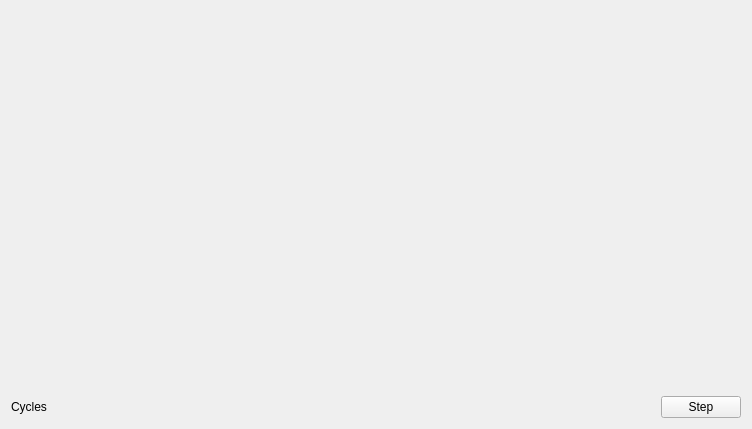
The window that WindQt/mainwindow.ui (Treeki/WindEmu) describes before a commit, drawn with Qt 5.
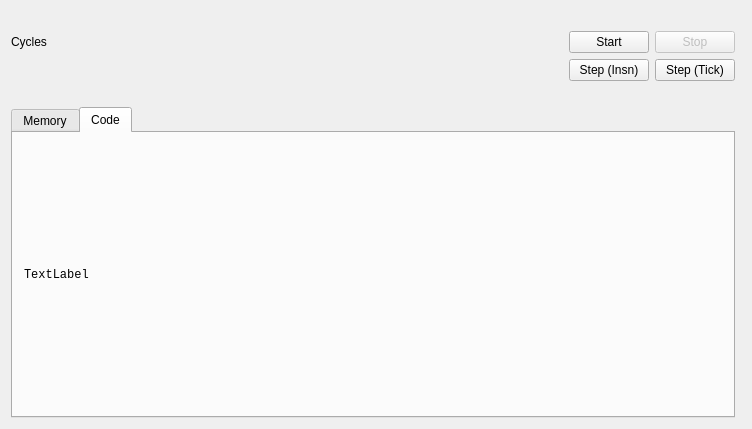
The same window after the commit.

Commit message: add a very basic debugger UI

The edit to the form file:
```diff
--- a/WindQt/mainwindow.ui
+++ b/WindQt/mainwindow.ui
@@ -15,6 +15,75 @@
   </property>
   <widget class="QWidget" name="centralWidget">
    <layout class="QGridLayout" name="gridLayout">
+    <item row="1" column="4">
+     <widget class="QPushButton" name="stopButton">
+      <property name="enabled">
+       <bool>false</bool>
+      </property>
+      <property name="text">
+       <string>Stop</string>
+      </property>
+     </widget>
+    </item>
+    <item row="2" column="3">
+     <widget class="QPushButton" name="stepInsnButton">
+      <property name="text">
+       <string>Step (Insn)</string>
+      </property>
+     </widget>
+    </item>
+    <item row="4" column="0" colspan="5">
+     <widget class="QTabWidget" name="tabWidget">
+      <property name="currentIndex">
+       <number>1</number>
+      </property>
+      <widget class="QWidget" name="tab">
+       <attribute name="title">
+        <string>Memory</string>
+       </attribute>
+      </widget>
+      <widget class="QWidget" name="tab_2">
+       <attribute name="title">
+        <string>Code</string>
+       </attribute>
+       <layout class="QVBoxLayout" name="verticalLayout">
+        <item>
+         <widget class="QLabel" name="codeLabel">
+          <property name="font">
+           <font>
+            <family>Courier New</family>
+           </font>
+          </property>
+          <property name="text">
+           <string>TextLabel</string>
+          </property>
+         </widget>
+        </item>
+       </layout>
+      </widget>
+     </widget>
+    </item>
+    <item row="0" column="0" colspan="6">
+     <widget class="QLabel" name="screen">
+      <property name="text">
+       <string/>
+      </property>
+     </widget>
+    </item>
+    <item row="1" column="3">
+     <widget class="QPushButton" name="startButton">
+      <property name="text">
+       <string>Start</string>
+      </property>
+     </widget>
+    </item>
+    <item row="1" column="0">
+     <widget class="QLabel" name="cycleCounter">
+      <property name="text">
+       <string>Cycles</string>
+      </property>
+     </widget>
+    </item>
     <item row="1" column="2">
      <spacer name="horizontalSpacer">
       <property name="orientation">
@@ -28,22 +97,20 @@
       </property>
      </spacer>
     </item>
-    <item row="1" column="3">
-     <widget class="QPushButton" name="stepButton">
+    <item row="2" column="4">
+     <widget class="QPushButton" name="stepTickButton">
       <property name="text">
-       <string>Step</string>
+       <string>Step (Tick)</string>
       </property>
      </widget>
     </item>
-    <item row="1" column="0">
-     <widget class="QLabel" name="cycleCounter">
-      <property name="text">
-       <string>Cycles</string>
+    <item row="3" column="0" colspan="5">
+     <widget class="QLabel" name="regsLabel">
+      <property name="font">
+       <font>
+        <family>Courier New</family>
+       </font>
       </property>
-     </widget>
-    </item>
-    <item row="0" column="0" colspan="4">
-     <widget class="QLabel" name="screen">
       <property name="text">
        <string/>
       </property>
```
The commit also changes 4 other files.
